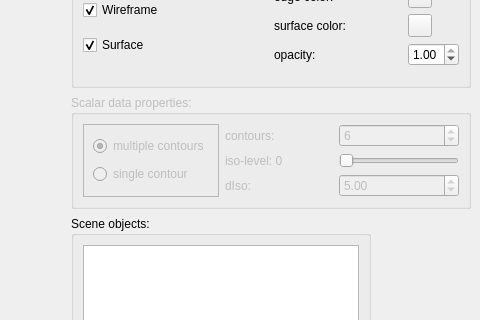
Old version of the form src/SurfaceEvolverGUI.ui in the repository MCInversion/SurfaceEvolverGUI; both pictures show x 721 to 1201 and y 140 to 460 of the 1201 by 766 pixel window.
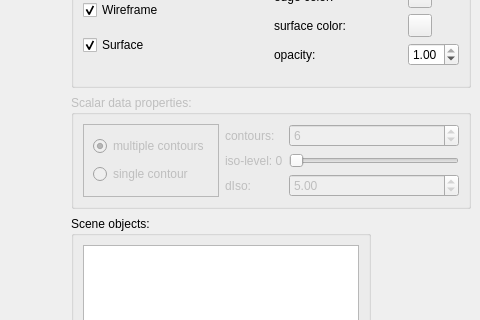
New version of the form. Icons and pictures are not drawn. Custom widgets are drawn as their Qt base class.

The edit to the form file:
```diff
--- a/src/SurfaceEvolverGUI.ui
+++ b/src/SurfaceEvolverGUI.ui
@@ -252,7 +252,7 @@
             <widget class="QSlider" name="isoLevelSlider">
              <property name="maximumSize">
               <size>
-               <width>120</width>
+               <width>180</width>
                <height>16777215</height>
               </size>
              </property>
```
